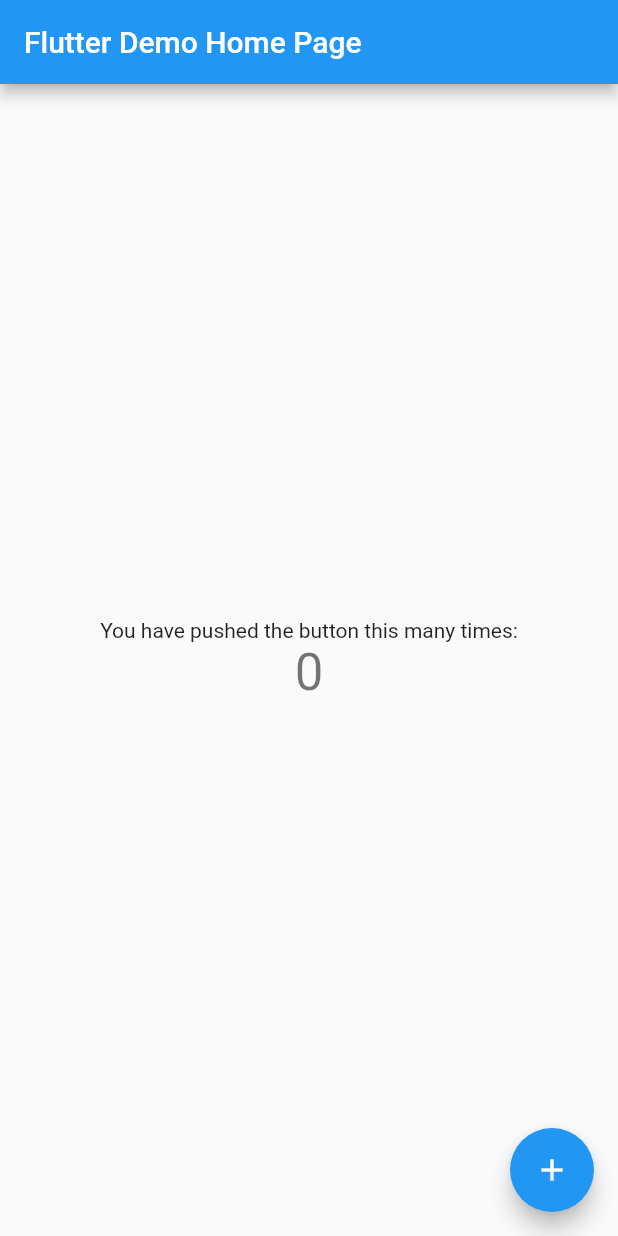
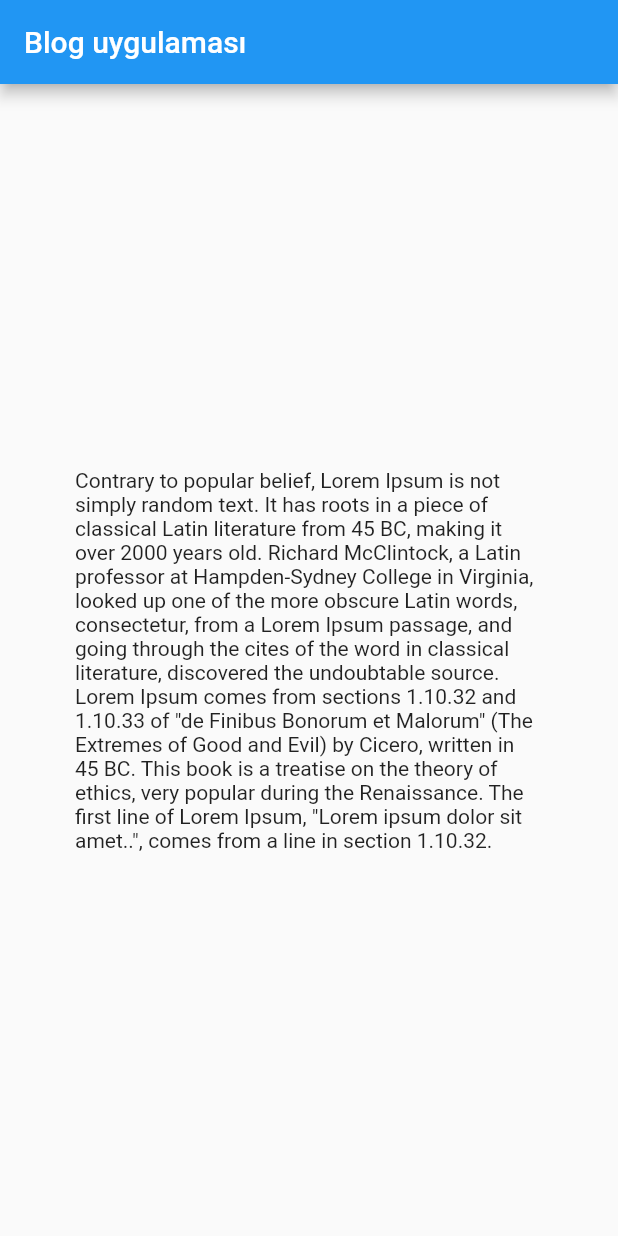
Before and after one commit to iremkryt/blog_app, a Flutter app: the screen it shows after launch, on a phone screen of 412 x 824 dp. Run offline on Flutter 3.47's test engine with Material 2 defaults, Android fonts, the phone set to English and light mode, and no system bars.

Commit message:
İlkel blog uygulaması(deneme)

```diff
--- a/blog_app/lib/main.dart
+++ b/blog_app/lib/main.dart
@@ -1,67 +1,30 @@
 import 'package:flutter/material.dart';
 
-void main() {
-  runApp(const MyApp());
-}
+void main() => runApp(MyApp());
 
 class MyApp extends StatelessWidget {
-  const MyApp({super.key});
-
   @override
   Widget build(BuildContext context) {
     return MaterialApp(
-      title: 'Flutter Demo',
-      theme: ThemeData(
-
-        primarySwatch: Colors.blue,
-      ),
-      home: const MyHomePage(title: 'Flutter Demo Home Page'),
+      title: 'Denemelik blog app',
+      home: AnaEkran(),
     );
   }
 }
 
-class MyHomePage extends StatefulWidget {
-  const MyHomePage({super.key, required this.title});
-
-  final String title;
-
-  @override
-  State<MyHomePage> createState() => _MyHomePageState();
-}
-
-class _MyHomePageState extends State<MyHomePage> {
-  int _counter = 0;
-
-  void _incrementCounter() {
-    setState(() {
-      _counter++;
-    });
-  }
+class AnaEkran extends StatelessWidget {
 
   @override
   Widget build(BuildContext context) {
     return Scaffold(
       appBar: AppBar(
-        title: Text(widget.title),
+        title: Text('Blog uygulaması'),
       ),
-      body: Center(
-        child: Column(
-          mainAxisAlignment: MainAxisAlignment.center,
-          children: <Widget>[
-            const Text(
-              'You have pushed the button this many times:',
-            ),
-            Text(
-              '$_counter',
-              style: Theme.of(context).textTheme.headline4,
-            ),
-          ],
+      body: Container(
+        margin: EdgeInsets.all(50),
+        child: Center(
+          child: Text('Contrary to popular belief, Lorem Ipsum is not simply random text. It has roots in a piece of classical Latin literature from 45 BC, making it over 2000 years old. Richard McClintock, a Latin professor at Hampden-Sydney College in Virginia, looked up one of the more obscure Latin words, consectetur, from a Lorem Ipsum passage, and going through the cites of the word in classical literature, discovered the undoubtable source. Lorem Ipsum comes from sections 1.10.32 and 1.10.33 of "de Finibus Bonorum et Malorum" (The Extremes of Good and Evil) by Cicero, written in 45 BC. This book is a treatise on the theory of ethics, very popular during the Renaissance. The first line of Lorem Ipsum, "Lorem ipsum dolor sit amet..", comes from a line in section 1.10.32.'),
         ),
-      ),
-      floatingActionButton: FloatingActionButton(
-        onPressed: _incrementCounter,
-        tooltip: 'Increment',
-        child: const Icon(Icons.add),
       ),
     );
   }
```
